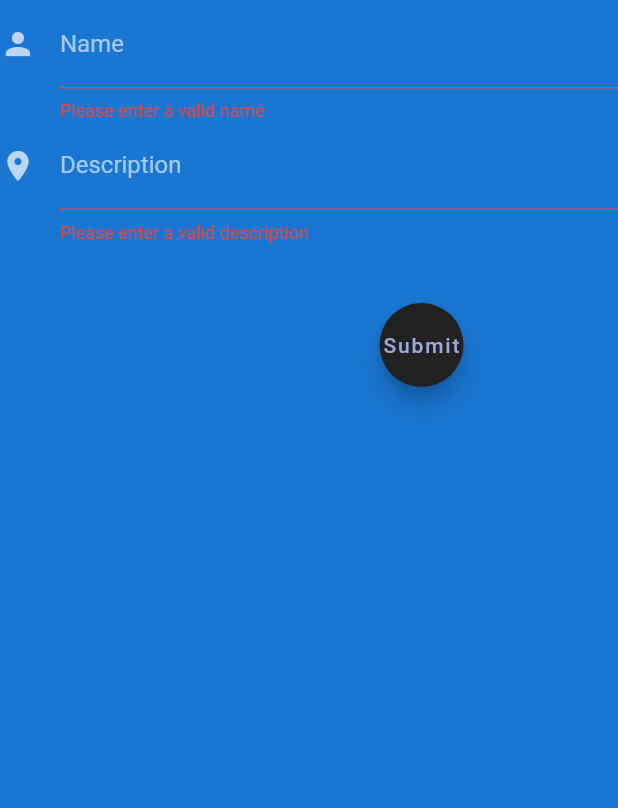
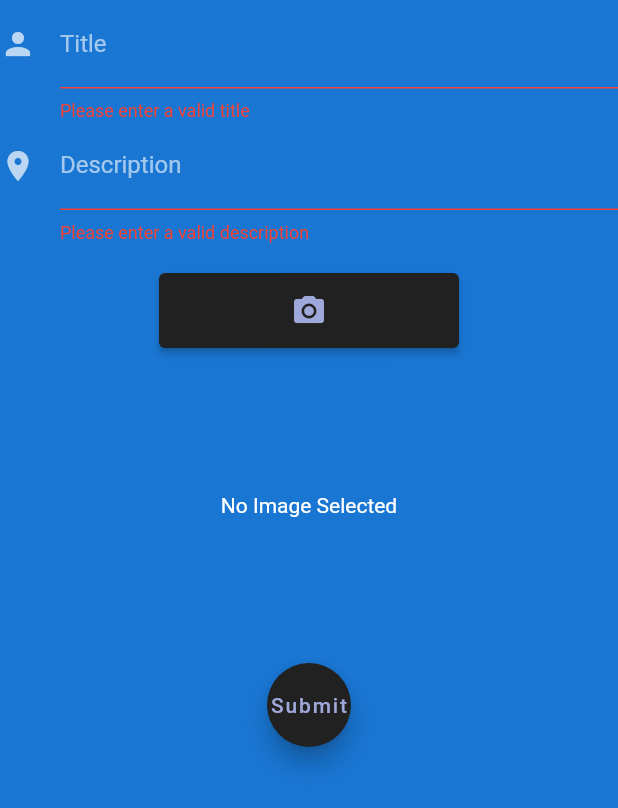
Before and after one commit to VicBVic/gatherer, a Flutter app: the FormDeCreeare widget shown alone on an empty page, opened directly, after a tap on "Submit", on a phone screen of 412 x 824 dp. Shown: the top 808 px of the screen. Run offline on Flutter 3.47's test engine with Material 2 defaults, Android fonts, the light colour scheme and no system bars; our stand-ins replace image_picker; network calls fail.

Commit message:
Creeaza Postare merge

```diff
--- a/lib/creeaza_postare.dart
+++ b/lib/creeaza_postare.dart
@@ -1,6 +1,17 @@
 import 'package:clean_our_cities/main.dart';
 import 'package:flutter/material.dart';
-import 'package:clean_our_cities/postare.dart';
+// import 'package:clean_our_cities/postare.dart';
+import 'dart:io';
+import 'package:image_picker/image_picker.dart';
+import 'dart:developer' as developer;
+
+class PostareTemp{
+  String title = "";
+  String description = "";
+  File? image = null;
+}
+
+PostareTemp post = PostareTemp();
 
 void main(){
   runApp(const MyApp());
@@ -50,6 +61,15 @@ class FormDeCreeare extends StatefulWidget {
 
 class _FormDeCreeareState extends State<FormDeCreeare> {
   final _formKey = GlobalKey<FormState>();
+  File? _image = null;
+  final imagePicker = ImagePicker();
+
+  Future getImage() async{
+    final image = await imagePicker.getImage(source: ImageSource.camera);
+    setState(() {
+      _image = File(image!.path);
+    });
+  }
 
   @override
   Widget build(BuildContext context) {
@@ -61,13 +81,14 @@ class _FormDeCreeareState extends State<FormDeCreeare> {
           TextFormField(
             decoration: const InputDecoration(
               icon: const Icon(Icons.person),
-              hintText: 'Enter post name',
-              labelText: 'Name'
+              hintText: 'Enter post title',
+              labelText: 'Title'
             ),
             validator: (value){
               if (value!.isEmpty){
-                return 'Please enter a valid name';
+                return 'Please enter a valid title';
               }
+              post.title = value;
               return null;
             },
           ),
@@ -81,17 +102,41 @@ class _FormDeCreeareState extends State<FormDeCreeare> {
               if (value!.isEmpty){
                 return 'Please enter a valid description';
               }
+              post.description = value;
               return null;
             },
+
           ),
           new Container(
             alignment: Alignment.center,
-            padding: const EdgeInsets.only(left: 150.0, top: 40.0),
+            padding: const EdgeInsets.only(top: 20.0),
+            child: new ElevatedButton(
+              style: ElevatedButton.styleFrom(
+                fixedSize: Size(200, 50),
+              ),
+              child: const Icon(Icons.camera_alt),
+              onPressed: getImage,
+            ),
+          ),
+          new Container(
+            alignment: Alignment.center,
+            padding: const EdgeInsets.only(top: 10.0),
+            width: 300,
+            height: 200,
+            child:
+              _image == null ? Text('No Image Selected') : Image.file(_image!),
+          ),
+          new Container(
+            alignment: Alignment.center,
+            padding: const EdgeInsets.only(top: 10.0),
             child: new FloatingActionButton(
               child: const Text('Submit'),
               onPressed: (){
-                if (_formKey.currentState!.validate()){
+                if (_formKey.currentState!.validate() && _image != null){
                   Scaffold.of(context).showSnackBar(SnackBar(content: Text('Data is processing.')));
+                  post.image = _image;
+                  developer.log(post.title);
+                  developer.log(post.description);
                 }
               },
             ),
--- a/pubspec.yaml
+++ b/pubspec.yaml
@@ -34,6 +34,8 @@ dependencies:
   # The following adds the Cupertino Icons font to your application.
   # Use with the CupertinoIcons class for iOS style icons.
   cupertino_icons: ^1.0.2
+  path_provider: ^2.0.7
+  image_picker: ^0.8.4+4
 
 dev_dependencies:
   flutter_test:
```
Also changed, not shown: pubspec.lock.
